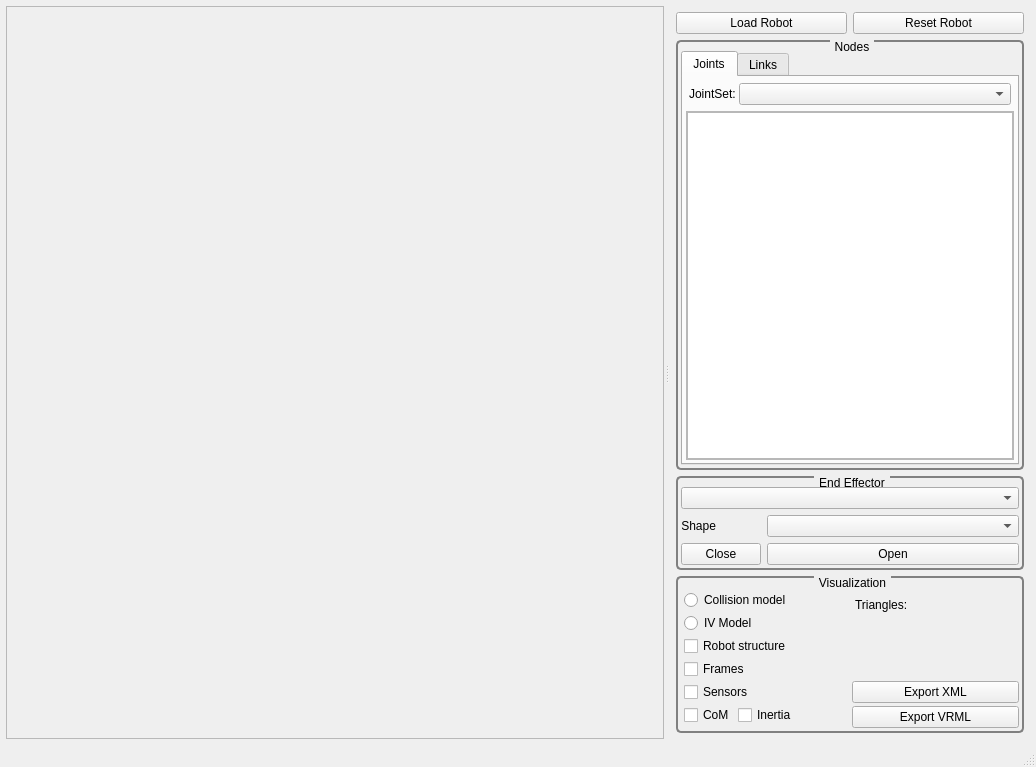
softbankrobotics-research/Simox, file VirtualRobot/examples/RobotViewer/RobotViewer.ui: the form before one commit.
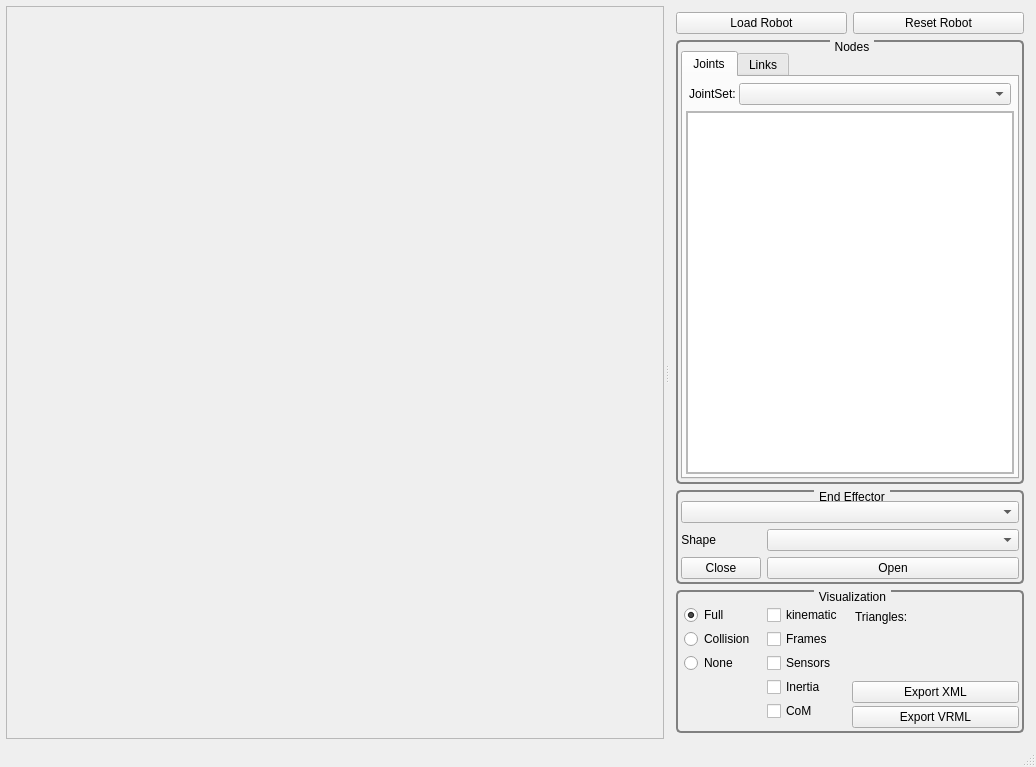
The form after the commit.

Diff of the .ui file:
```diff
--- a/VirtualRobot/examples/RobotViewer/RobotViewer.ui
+++ b/VirtualRobot/examples/RobotViewer/RobotViewer.ui
@@ -216,7 +216,7 @@
                     <x>0</x>
                     <y>0</y>
                     <width>326</width>
-                    <height>265</height>
+                    <height>279</height>
                    </rect>
                   </property>
                   <layout class="QVBoxLayout" name="verticalLayout_6">
@@ -441,79 +441,6 @@
              </property>
             </widget>
            </item>
-           <item row="0" column="0" rowspan="3">
-            <widget class="QFrame" name="frameVisualization">
-             <layout class="QFormLayout" name="formLayout">
-              <property name="horizontalSpacing">
-               <number>3</number>
-              </property>
-              <property name="verticalSpacing">
-               <number>3</number>
-              </property>
-              <property name="leftMargin">
-               <number>3</number>
-              </property>
-              <property name="topMargin">
-               <number>3</number>
-              </property>
-              <property name="rightMargin">
-               <number>3</number>
-              </property>
-              <property name="bottomMargin">
-               <number>3</number>
-              </property>
-              <item row="2" column="0" colspan="2">
-               <widget class="QCheckBox" name="checkBoxStructure">
-                <property name="text">
-                 <string>Robot structure</string>
-                </property>
-               </widget>
-              </item>
-              <item row="3" column="0" colspan="2">
-               <widget class="QCheckBox" name="checkBoxRobotCoordSystems">
-                <property name="text">
-                 <string>Frames</string>
-                </property>
-               </widget>
-              </item>
-              <item row="4" column="0" colspan="2">
-               <widget class="QCheckBox" name="checkBoxRobotSensors">
-                <property name="text">
-                 <string>Sensors</string>
-                </property>
-               </widget>
-              </item>
-              <item row="5" column="0">
-               <widget class="QCheckBox" name="checkBoxPhysicsCoM">
-                <property name="text">
-                 <string>CoM</string>
-                </property>
-               </widget>
-              </item>
-              <item row="5" column="1">
-               <widget class="QCheckBox" name="checkBoxPhysicsInertia">
-                <property name="text">
-                 <string>Inertia</string>
-                </property>
-               </widget>
-              </item>
-              <item row="0" column="0" colspan="2">
-               <widget class="QRadioButton" name="checkBoxColModel">
-                <property name="text">
-                 <string>Collision model</string>
-                </property>
-               </widget>
-              </item>
-              <item row="1" column="0" colspan="2">
-               <widget class="QRadioButton" name="checkBoxFullModel">
-                <property name="text">
-                 <string>IV Model</string>
-                </property>
-               </widget>
-              </item>
-             </layout>
-            </widget>
-           </item>
            <item row="0" column="1">
             <widget class="QFrame" name="frame_5">
              <property name="sizePolicy">
@@ -572,6 +499,86 @@
              </layout>
             </widget>
            </item>
+           <item row="0" column="0" rowspan="3">
+            <widget class="QFrame" name="frameVisualization">
+             <layout class="QGridLayout" name="gridLayout">
+              <property name="leftMargin">
+               <number>3</number>
+              </property>
+              <property name="topMargin">
+               <number>3</number>
+              </property>
+              <property name="rightMargin">
+               <number>3</number>
+              </property>
+              <property name="bottomMargin">
+               <number>3</number>
+              </property>
+              <property name="spacing">
+               <number>3</number>
+              </property>
+              <item row="2" column="1">
+               <widget class="QCheckBox" name="checkBoxRobotSensors">
+                <property name="text">
+                 <string>Sensors</string>
+                </property>
+               </widget>
+              </item>
+              <item row="2" column="0">
+               <widget class="QRadioButton" name="radioBtnNoVisu">
+                <property name="text">
+                 <string>None</string>
+                </property>
+               </widget>
+              </item>
+              <item row="6" column="1">
+               <widget class="QCheckBox" name="checkBoxPhysicsInertia">
+                <property name="text">
+                 <string>Inertia</string>
+                </property>
+               </widget>
+              </item>
+              <item row="0" column="1">
+               <widget class="QCheckBox" name="checkBoxStructure">
+                <property name="text">
+                 <string>kinematic</string>
+                </property>
+               </widget>
+              </item>
+              <item row="0" column="0">
+               <widget class="QRadioButton" name="radioBtnFullVisu">
+                <property name="text">
+                 <string>Full</string>
+                </property>
+                <property name="checked">
+                 <bool>true</bool>
+                </property>
+               </widget>
+              </item>
+              <item row="1" column="0">
+               <widget class="QRadioButton" name="radioBtnCollisionVisu">
+                <property name="text">
+                 <string>Collision</string>
+                </property>
+               </widget>
+              </item>
+              <item row="1" column="1">
+               <widget class="QCheckBox" name="checkBoxRobotCoordSystems">
+                <property name="text">
+                 <string>Frames</string>
+                </property>
+               </widget>
+              </item>
+              <item row="7" column="1">
+               <widget class="QCheckBox" name="checkBoxPhysicsCoM">
+                <property name="text">
+                 <string>CoM</string>
+                </property>
+               </widget>
+              </item>
+             </layout>
+            </widget>
+           </item>
           </layout>
          </widget>
         </item>
```
